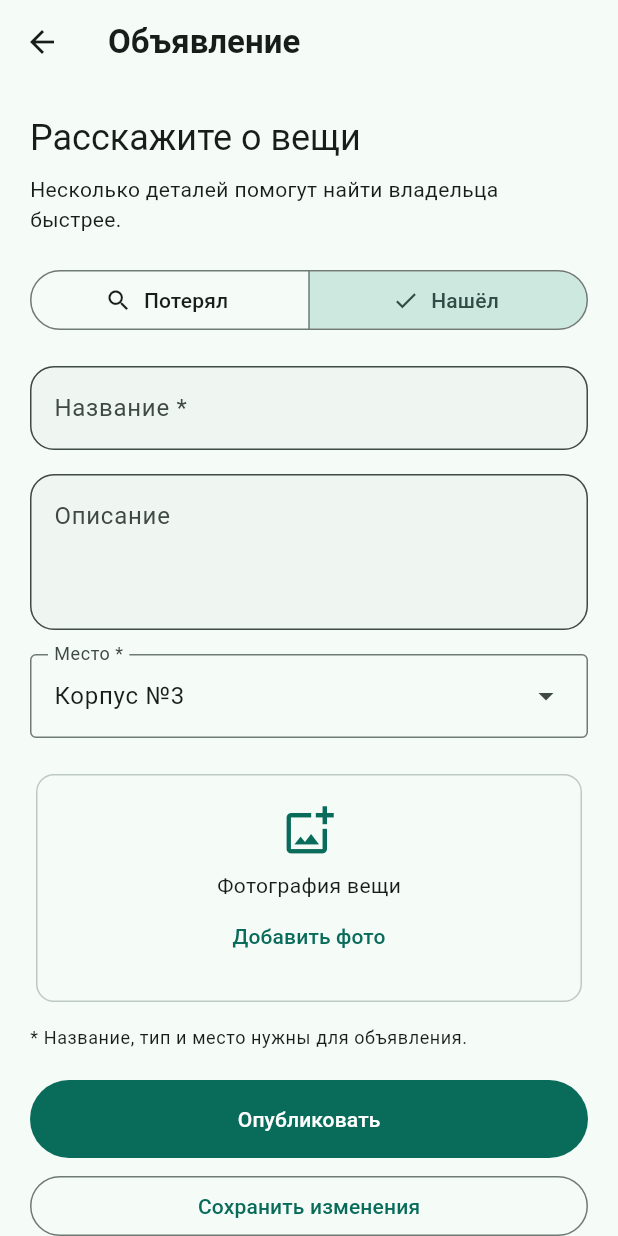
After one commit to VasilievNichita/LostFound_project, a Flutter app: the screen it shows after launch, after a tap on "Создание / редактирование", on a phone screen of 412 x 824 dp. The commit adds this screen. Run offline on Flutter 3.47's test engine with Material 3 defaults, Android fonts, the phone set to English and light mode, and no system bars.

Commit message:
L2: добавил форму объявления и область фотографии

```diff
--- a/lib/screens/demo_screen.dart
+++ b/lib/screens/demo_screen.dart
@@ -5,6 +5,8 @@ import 'login_screen.dart';
 import 'board_screen.dart';
 
 import 'item_detail_screen.dart';
+
+import 'item_form_screen.dart';
 
 // SCREEN_IMPORTS
 
@@ -18,6 +20,11 @@ class DemoScreen extends StatelessWidget {
       ('Вход / регистрация', Icons.login_rounded, const LoginScreen()),
       ('Доска объявлений', Icons.dashboard_outlined, const BoardScreen()),
       ('Карточка вещи', Icons.backpack_outlined, const ItemDetailScreen()),
+      (
+        'Создание / редактирование',
+        Icons.edit_note_rounded,
+        const ItemFormScreen(),
+      ),
       // SCREEN_ENTRIES
     ];
     return Scaffold(
--- /dev/null
+++ b/lib/screens/item_form_screen.dart
@@ -0,0 +1,99 @@
+import 'package:flutter/material.dart';
+
+import '../data/mock_data.dart';
+
+class ItemFormScreen extends StatelessWidget {
+  const ItemFormScreen({super.key});
+
+  @override
+  Widget build(BuildContext context) {
+    final theme = Theme.of(context);
+    return Scaffold(
+      appBar: AppBar(title: const Text('Объявление')),
+      body: ListView(
+        padding: const EdgeInsets.all(20),
+        children: [
+          Text('Расскажите о вещи', style: theme.textTheme.headlineSmall),
+          const SizedBox(height: 8),
+          const Text('Несколько деталей помогут найти владельца быстрее.'),
+          const SizedBox(height: 20),
+          SegmentedButton<String>(
+            segments: const [
+              ButtonSegment(
+                value: 'lost',
+                label: Text('Потерял'),
+                icon: Icon(Icons.search),
+              ),
+              ButtonSegment(
+                value: 'found',
+                label: Text('Нашёл'),
+                icon: Icon(Icons.check_circle_outline),
+              ),
+            ],
+            selected: const {'found'},
+            onSelectionChanged: (_) {},
+          ),
+          const SizedBox(height: 20),
+          const TextField(
+            decoration: InputDecoration(
+              labelText: 'Название *',
+              hintText: 'Например, серый рюкзак',
+            ),
+          ),
+          const SizedBox(height: 16),
+          const TextField(
+            minLines: 3,
+            maxLines: 5,
+            decoration: InputDecoration(
+              labelText: 'Описание',
+              alignLabelWithHint: true,
+              hintText: 'Цвет, размер и заметные особенности',
+            ),
+          ),
+          const SizedBox(height: 16),
+          DropdownMenu<String>(
+            width: double.infinity,
+            label: const Text('Место *'),
+            initialSelection: locations.first,
+            dropdownMenuEntries: locations
+                .map((place) => DropdownMenuEntry(value: place, label: place))
+                .toList(),
+          ),
+          const SizedBox(height: 20),
+          Card.outlined(
+            child: Padding(
+              padding: const EdgeInsets.all(20),
+              child: Column(
+                children: [
+                  Icon(
+                    Icons.add_photo_alternate_outlined,
+                    size: 36,
+                    color: theme.colorScheme.primary,
+                  ),
+                  const SizedBox(height: 8),
+                  const Text('Фотография вещи'),
+                  TextButton(
+                    onPressed: () {},
+                    child: const Text('Добавить фото'),
+                  ),
+                ],
+              ),
+            ),
+          ),
+          const SizedBox(height: 12),
+          Text(
+            '* Название, тип и место нужны для объявления.',
+            style: theme.textTheme.bodySmall,
+          ),
+          const SizedBox(height: 20),
+          FilledButton(onPressed: () {}, child: const Text('Опубликовать')),
+          const SizedBox(height: 8),
+          OutlinedButton(
+            onPressed: () {},
+            child: const Text('Сохранить изменения'),
+          ),
+        ],
+      ),
+    );
+  }
+}
```
